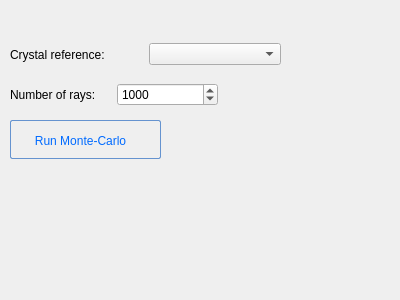
This is apps/NSXQt/ui/Absorption/DialogMCAbsorption.ui in k61n/openhkl as Qt 5 draws it before an edit. The edited form follows.
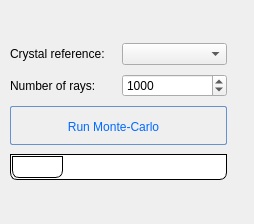
This is the edited form.

Commit message: Completed the absorption correction Removed many std::cout

Diff of the .ui file:
```diff
--- a/apps/NSXQt/ui/Absorption/DialogMCAbsorption.ui
+++ b/apps/NSXQt/ui/Absorption/DialogMCAbsorption.ui
@@ -9,24 +9,68 @@
    <rect>
     <x>0</x>
     <y>0</y>
-    <width>400</width>
-    <height>300</height>
+    <width>254</width>
+    <height>224</height>
    </rect>
   </property>
   <property name="windowTitle">
    <string>Monte-Carlo absorption Correction</string>
   </property>
-  <widget class="QPushButton" name="pushButton_run">
+  <widget class="QWidget" name="">
    <property name="geometry">
     <rect>
      <x>10</x>
-     <y>120</y>
-     <width>151</width>
-     <height>39</height>
+     <y>40</y>
+     <width>217</width>
+     <height>146</height>
     </rect>
    </property>
-   <property name="styleSheet">
-    <string notr="true">QPushButton:hover{
+   <layout class="QGridLayout" name="gridLayout">
+    <item row="0" column="0">
+     <layout class="QHBoxLayout" name="horizontalLayout">
+      <item>
+       <widget class="QLabel" name="label">
+        <property name="text">
+         <string>Crystal reference:</string>
+        </property>
+       </widget>
+      </item>
+      <item>
+       <widget class="QComboBox" name="comboBox"/>
+      </item>
+     </layout>
+    </item>
+    <item row="1" column="0">
+     <layout class="QHBoxLayout" name="horizontalLayout_2">
+      <item>
+       <widget class="QLabel" name="label_2">
+        <property name="text">
+         <string>Number of rays:</string>
+        </property>
+       </widget>
+      </item>
+      <item>
+       <widget class="QSpinBox" name="spinBox">
+        <property name="minimum">
+         <number>100</number>
+        </property>
+        <property name="maximum">
+         <number>1000000</number>
+        </property>
+        <property name="singleStep">
+         <number>1000</number>
+        </property>
+        <property name="value">
+         <number>1000</number>
+        </property>
+       </widget>
+      </item>
+     </layout>
+    </item>
+    <item row="2" column="0">
+     <widget class="QPushButton" name="pushButton_run">
+      <property name="styleSheet">
+       <string notr="true">QPushButton:hover{
         background: qlineargradient(x1 : 0, y1 : 0, x2 : 0, y2 :   1, stop :   0.0 #ffd9aa,
                 stop :   0.5 #ffbb6e, stop :   0.55 #feae42, stop :   1.0 #fedb74);
 }
@@ -67,63 +111,40 @@
         padding-left: 3px;
         color: black;
 }</string>
-   </property>
-   <property name="text">
-    <string>Run Monte-Carlo</string>
-   </property>
-  </widget>
-  <widget class="QWidget" name="layoutWidget">
-   <property name="geometry">
-    <rect>
-     <x>10</x>
-     <y>40</y>
-     <width>271</width>
-     <height>29</height>
-    </rect>
-   </property>
-   <layout class="QHBoxLayout" name="horizontalLayout">
-    <item>
-     <widget class="QLabel" name="label">
-      <property name="text">
-       <string>Crystal reference:</string>
       </property>
-     </widget>
-    </item>
-    <item>
-     <widget class="QComboBox" name="comboBox"/>
-    </item>
-   </layout>
-  </widget>
-  <widget class="QWidget" name="layoutWidget">
-   <property name="geometry">
-    <rect>
-     <x>10</x>
-     <y>80</y>
-     <width>208</width>
-     <height>29</height>
-    </rect>
-   </property>
-   <layout class="QHBoxLayout" name="horizontalLayout_2">
-    <item>
-     <widget class="QLabel" name="label_2">
       <property name="text">
-       <string>Number of rays:</string>
+       <string>Run Monte-Carlo</string>
       </property>
      </widget>
     </item>
-    <item>
-     <widget class="QSpinBox" name="spinBox">
-      <property name="minimum">
-       <number>100</number>
-      </property>
-      <property name="maximum">
-       <number>1000000</number>
-      </property>
-      <property name="singleStep">
-       <number>1000</number>
+    <item row="3" column="0">
+     <widget class="QProgressBar" name="progressBar_MCStatus">
+      <property name="styleSheet">
+       <string notr="true">QProgressBar {
+                                         border: 1px solid black;
+                                         text-align: center;
+											  color: white;
+                                         padding: 1px;
+                                         border-bottom-right-radius: 7px;
+                                         border-bottom-left-radius: 7px;
+                                         background: QLinearGradient( x1: 0, y1: 0, x2: 1, y2: 0,
+                                         stop: 0 #eee,
+                                         stop: 0.5 #ddd,
+                                         stop: 1 #eee );
+                                         width: 15px;
+                                         }
+                                         
+                                         QProgressBar::chunk {
+                                         background: QLinearGradient( x1: 0, y1: 0, x2: 1, y2: 0,
+                                         stop: 0 #78d,
+                                         stop: 1 #238 );
+                                         border-bottom-right-radius: 7px;
+                                         border-bottom-left-radius: 7px;
+                                         border: 1px solid black;
+                                         }</string>
       </property>
       <property name="value">
-       <number>1000</number>
+       <number>24</number>
       </property>
      </widget>
     </item>
```
The commit also changes 39 other files.
